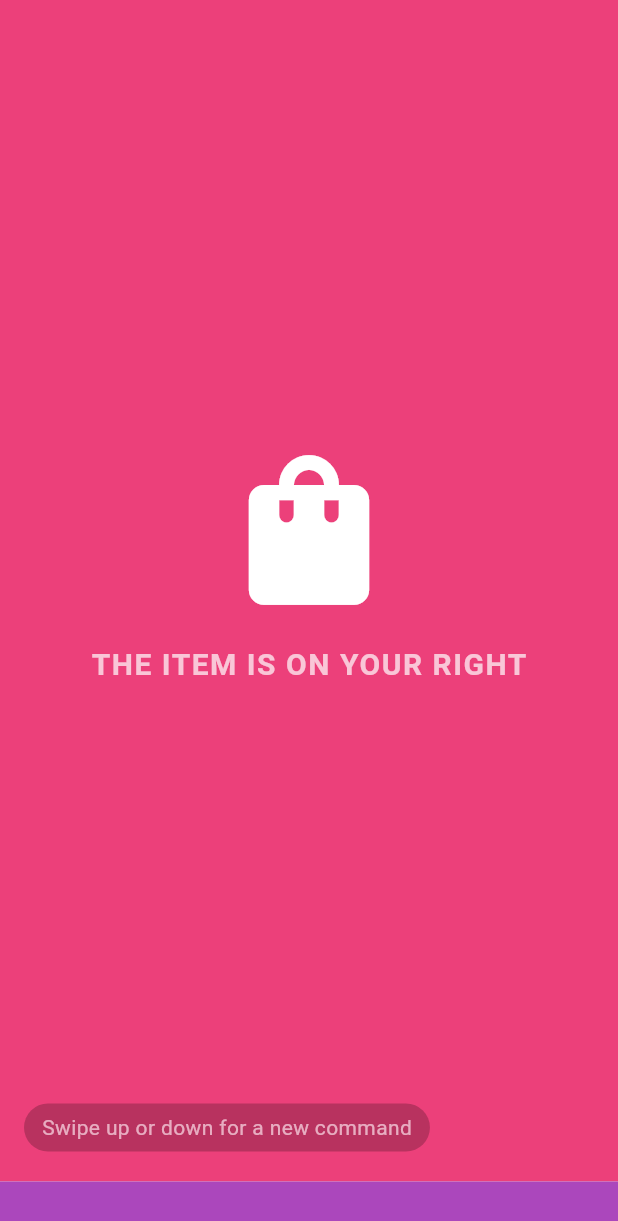
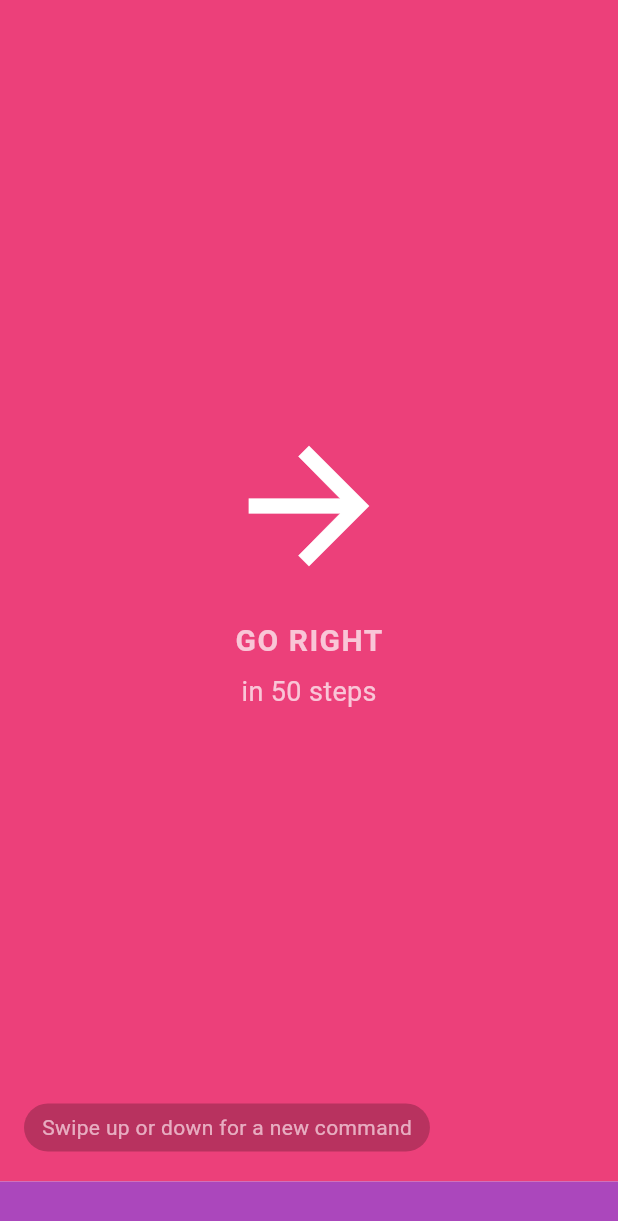
Before and after one commit to danielramel/supermarket-navigation, a Flutter app: the NavigationMenuPage screen opened directly, scrolled down 1152 dp, on a phone screen of 412 x 824 dp. Shown: the top 1221 px of the screen. Run offline on Flutter 3.47's test engine with Material 3 defaults, Android fonts, the phone set to English and light mode, and no system bars.

Commit message:
added distance

```diff
--- a/flutter_application_1/lib/pages/navigation_menu_page.dart
+++ b/flutter_application_1/lib/pages/navigation_menu_page.dart
@@ -12,6 +12,7 @@ class NavigationMenuPage extends StatefulWidget {
 class _NavigationMenuPageState extends State<NavigationMenuPage> {
   final PageController _pageController = PageController();
   final Map<int, String> _words = {}; // cache generated words per page index
+  final Map<int, int> _distances = {}; // cache generated distances per page index
   final Random _random = Random();
 
   // Fixed set of navigation commands to show on each page.
@@ -27,6 +28,11 @@ class _NavigationMenuPageState extends State<NavigationMenuPage> {
   String _commandForIndex(int index) {
     // Choose a command deterministically based on a pseudo-random choice but cache per index.
     return _commands[_random.nextInt(_commands.length)];
+  }
+
+  int _distanceForIndex(int index) {
+    // Return cached distance or generate a random 1..50 steps value
+    return _distances.putIfAbsent(index, () => _random.nextInt(50) + 1);
   }
 
   @override
@@ -55,11 +61,8 @@ class _NavigationMenuPageState extends State<NavigationMenuPage> {
                     child: Column(
                       mainAxisSize: MainAxisSize.min,
                       children: [
-                        Icon(
-                          _iconForCommand(word),
-                          size: 120,
-                          color: Colors.white,
-                        ),
+                        // Icon/widget for the command (may be a composed widget for map pins)
+                        _iconForCommand(word),
                         const SizedBox(height: 16),
                         // small label for accessibility, optional visible text in a subtle style
                         Text(
@@ -71,6 +74,19 @@ class _NavigationMenuPageState extends State<NavigationMenuPage> {
                             letterSpacing: 1.0,
                           ),
                         ),
+                        const SizedBox(height: 6),
+                        // distance line e.g. "in 15 steps"
+                        Builder(builder: (ctx) {
+                          final dist = _distanceForIndex(index);
+                          final unit = dist == 1 ? 'step' : 'steps';
+                          return Text(
+                            'in $dist $unit',
+                            style: const TextStyle(
+                              fontSize: 18,
+                              color: Colors.white70,
+                            ),
+                          );
+                        }),
                       ],
                     ),
                   ),
@@ -101,22 +117,84 @@ class _NavigationMenuPageState extends State<NavigationMenuPage> {
     );
   }
 
-  IconData _iconForCommand(String cmd) {
+  Widget _iconForCommand(String cmd) {
+    const double mainSize = 120;
+    const double badgeSize = 40;
     switch (cmd) {
       case 'go forward':
-        return Icons.arrow_upward;
+        return const Icon(
+          Icons.arrow_upward,
+          size: mainSize,
+          color: Colors.white,
+        );
       case 'go left':
-        return Icons.arrow_back;
+        return const Icon(
+          Icons.arrow_back,
+          size: mainSize,
+          color: Colors.white,
+        );
       case 'go right':
-        return Icons.arrow_forward;
+        return const Icon(
+          Icons.arrow_forward,
+          size: mainSize,
+          color: Colors.white,
+        );
       case 'turn around':
-        return Icons.rotate_left;
+        return const Icon(
+          Icons.rotate_left,
+          size: mainSize,
+          color: Colors.white,
+        );
       case 'the item is on your left':
-        return Icons.shopping_bag_outlined;
+        return Stack(
+          alignment: Alignment.center,
+          children: [
+            const Icon(
+              Icons.place,
+              size: mainSize,
+              color: Colors.white,
+            ),
+            Positioned(
+              left: 16,
+              child: Transform.rotate(
+                angle: 0, // keep arrow pointing left
+                child: const Icon(
+                  Icons.arrow_back_ios,
+                  size: badgeSize,
+                  color: Colors.white70,
+                ),
+              ),
+            ),
+          ],
+        );
       case 'the item is on your right':
-        return Icons.shopping_bag;
+        return Stack(
+          alignment: Alignment.center,
+          children: [
+            const Icon(
+              Icons.place,
+              size: mainSize,
+              color: Colors.white,
+            ),
+            Positioned(
+              right: 16,
+              child: Transform.rotate(
+                angle: 0,
+                child: const Icon(
+                  Icons.arrow_forward_ios,
+                  size: badgeSize,
+                  color: Colors.white70,
+                ),
+              ),
+            ),
+          ],
+        );
       default:
-        return Icons.help_outline;
+        return const Icon(
+          Icons.help_outline,
+          size: mainSize,
+          color: Colors.white,
+        );
     }
   }
 }
```
